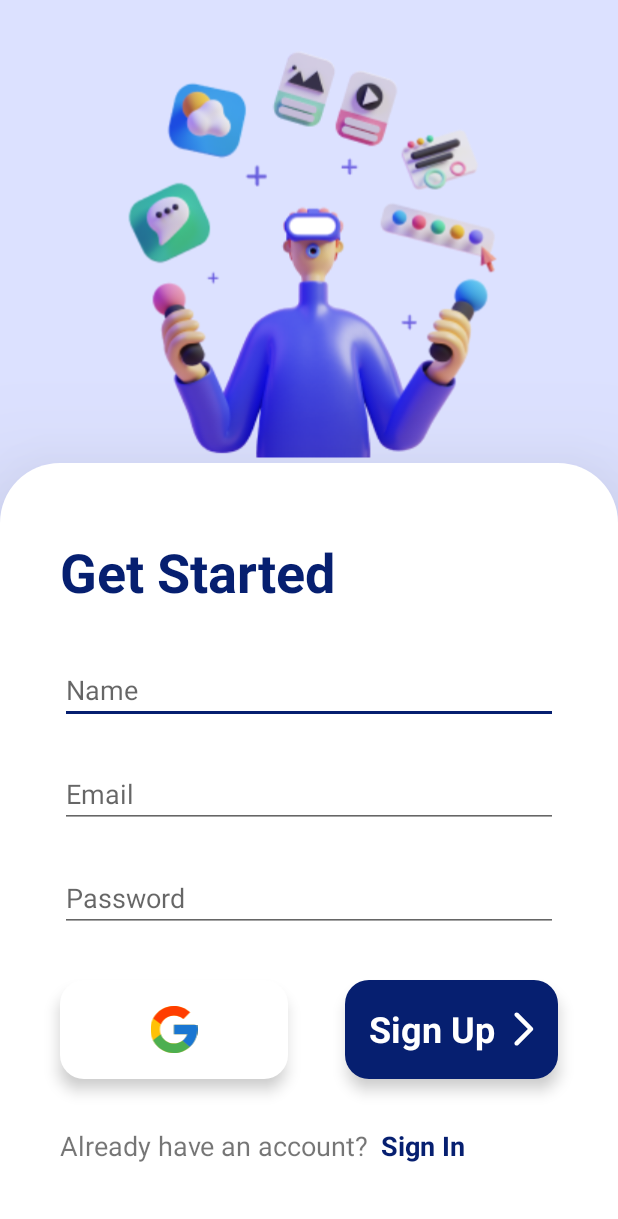
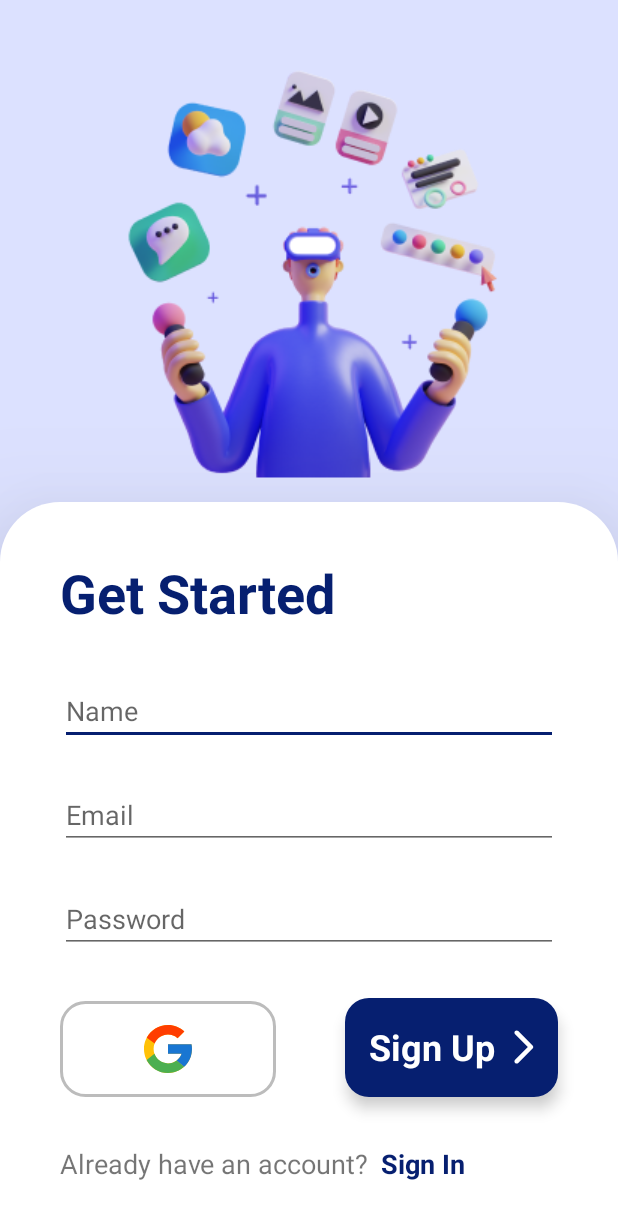
Before and after one commit to galihif/TaskMaster, an Android app: the SignUpActivity screen opened directly, with no data from a screen before it, on a phone screen of 412 x 824 dp. Shown: the top 1219 px of the screen. Run offline under Robolectric (Android 15) with nearby library versions, the phone set to English and light mode, and no system bars; our stand-ins replace Firebase (no records; nobody signed in at launch, a user with empty details on screens opened directly).

Commit message:
adjust sign constraint

```diff
--- a/app/src/main/res/drawable/bg_shape_google.xml
+++ b/app/src/main/res/drawable/bg_shape_google.xml
@@ -6,4 +6,8 @@
     <solid
         android:color="@color/white">
     </solid>
+    <stroke
+        android:width="2dp"
+        android:color="@color/grey_700">
+    </stroke>
 </shape>
--- a/app/src/main/res/layout/activity_sign_in.xml
+++ b/app/src/main/res/layout/activity_sign_in.xml
@@ -13,7 +13,7 @@
         android:layout_height="wrap_content"
         android:background="@drawable/bg_shape_signup"
         android:elevation="60dp"
-        android:paddingVertical="48dp"
+        android:paddingVertical="36dp"
         app:layout_constraintBottom_toBottomOf="parent"
         app:layout_constraintEnd_toEndOf="parent"
         app:layout_constraintStart_toStartOf="parent">
@@ -64,8 +64,8 @@
             android:background="@drawable/bg_shape_google"
             android:clickable="true"
             android:elevation="6dp"
-            android:paddingHorizontal="60dp"
-            android:paddingVertical="17dp"
+            android:paddingHorizontal="56dp"
+            android:paddingVertical="16dp"
             android:src="@drawable/ic_google"
             app:layout_constraintBottom_toTopOf="@+id/textView2"
             app:layout_constraintStart_toStartOf="parent" />
--- a/app/src/main/res/layout/activity_sign_up.xml
+++ b/app/src/main/res/layout/activity_sign_up.xml
@@ -13,7 +13,7 @@
         android:layout_height="wrap_content"
         android:background="@drawable/bg_shape_signup"
         android:elevation="60dp"
-        android:paddingVertical="48dp"
+        android:paddingVertical="36dp"
         app:layout_constraintBottom_toBottomOf="parent"
         app:layout_constraintEnd_toEndOf="parent"
         app:layout_constraintStart_toStartOf="parent">
@@ -70,14 +70,13 @@
         <ImageView
             android:id="@+id/btn_google_signup"
             android:layout_width="wrap_content"
-            android:layout_height="66dp"
+            android:layout_height="64dp"
             android:layout_marginHorizontal="40dp"
             android:layout_marginBottom="32dp"
             android:background="@drawable/bg_shape_google"
             android:clickable="true"
-            android:elevation="6dp"
-            android:paddingHorizontal="60dp"
-            android:paddingVertical="17dp"
+            android:paddingHorizontal="56dp"
+            android:paddingVertical="16dp"
             android:src="@drawable/ic_google"
             app:layout_constraintBottom_toTopOf="@+id/textView2"
             app:layout_constraintStart_toStartOf="parent" />
```
